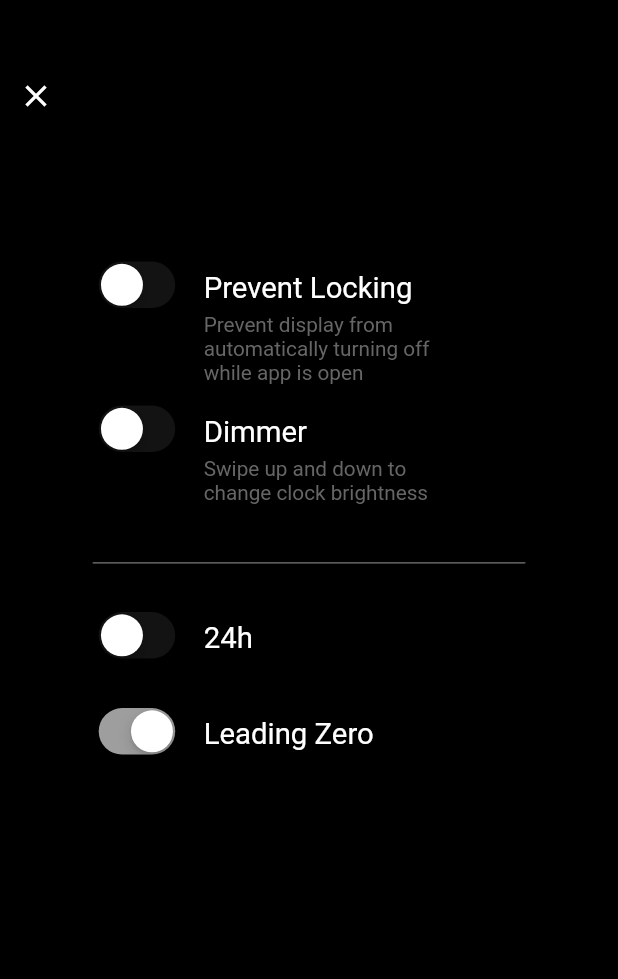
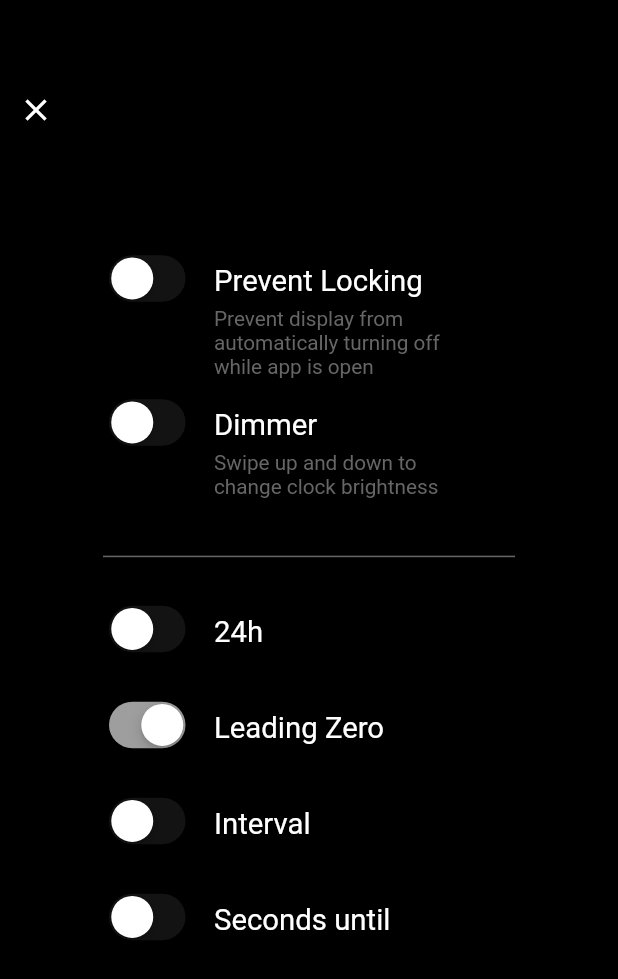
Before and after one commit to IshikaLunagariya/ishika-lunagariya, a Flutter app: the SettingScreen screen opened by its route, on a phone screen of 412 x 824 dp. Shown: the top 979 px of the screen. Run offline on Flutter 3.47's test engine with Material 2 defaults, Android fonts, the light colour scheme and no system bars; our stand-ins replace get, shared_preferences, wakelock; missing offline and left inert: screen_brightness; accounts and stored records are empty.

Commit message:
- setting screen Ui issue fix

```diff
--- a/lib/modules/home_screen/presentation/home_screen.dart
+++ b/lib/modules/home_screen/presentation/home_screen.dart
@@ -121,7 +121,7 @@ class HomeScreen extends StatelessWidget {
                               overlays: SystemUiOverlay.values);
                         },
                         onPanEnd: (val) {
-                          Future.delayed(Duration(seconds: 2)).then((value) {
+                          Future.delayed(const Duration(seconds: 2)).then((value) {
                             homeController.isVisible.value = false;
                           });
                           // Timer.periodic(const Duration(seconds: 2), (Timer t) {
--- a/lib/modules/setting_screen/controller/setting_controller.dart
+++ b/lib/modules/setting_screen/controller/setting_controller.dart
@@ -1,4 +1,5 @@
 import 'package:clock_simple/utils/preferences.dart';
+import 'package:flutter/cupertino.dart';
 import 'package:get/get.dart';
 
 class SettingController extends GetxController {
@@ -7,6 +8,10 @@ class SettingController extends GetxController {
   RxBool dimmer = false.obs;
   RxBool hourFormat = false.obs;
   RxBool leadingZero = true.obs;
+  RxBool intervalSwitch = false.obs;
+  RxBool secondsUntil = false.obs;
+  TextEditingController minutesController = TextEditingController();
+  TextEditingController secondController = TextEditingController();
 
   @override
   void onInit() {
@@ -14,6 +19,8 @@ class SettingController extends GetxController {
     dimmer.value = Preferences.instance.prefs?.getBool("dimmer") ?? false;
     hourFormat.value = Preferences.instance.prefs?.getBool("hourFormat") ?? false;
     leadingZero.value = Preferences.instance.prefs?.getBool("leadingZero") ?? true;
+    intervalSwitch.value = Preferences.instance.prefs?.getBool("intervalSwitch") ?? false;
+    secondsUntil.value = Preferences.instance.prefs?.getBool("secondsUntil") ?? false;
     super.onInit();
   }
 }
--- a/lib/modules/setting_screen/presentation/setting_screen.dart
+++ b/lib/modules/setting_screen/presentation/setting_screen.dart
@@ -3,6 +3,7 @@ import 'package:clock_simple/utils/app_color.dart';
 import 'package:clock_simple/utils/preferences.dart';
 import 'package:clock_simple/utils/size_utils.dart';
 import 'package:clock_simple/utils/string_utils.dart';
+import 'package:clock_simple/widget/app_text.dart';
 import 'package:flutter/material.dart';
 import 'package:get/get.dart';
 
@@ -13,15 +14,17 @@ import '../../../widget/custom_switch.dart';
 class SettingScreen extends StatelessWidget {
   SettingScreen({Key? key}) : super(key: key);
 
-  SettingController settingController = Get.find();
+  final SettingController settingController = Get.find();
 
   @override
   Widget build(BuildContext context) {
     return Scaffold(
       body: Padding(
-        padding: const EdgeInsets.symmetric(vertical: 40),
+        padding: EdgeInsets.symmetric(vertical: SizeUtils.verticalBlockSize * 6),
         child: Obx(() {
-          return Stack(
+          return SingleChildScrollView(
+            physics: const BouncingScrollPhysics(),
+            child: Stack(
               children: [
                 GestureDetector(
                   behavior: HitTestBehavior.opaque,
@@ -43,14 +46,16 @@ class SettingScreen extends StatelessWidget {
                       },
                       icon: Icon(Icons.close, color: AppColor.whiteColor),
                     ),
-                  Center(
-                    child: Padding(
-                      padding: EdgeInsets.symmetric(
-                          horizontal: SizeUtils.horizontalBlockSize * 15, vertical: SizeUtils.verticalBlockSize * 10),
+                    Padding(
+                      padding: EdgeInsets.symmetric(horizontal: Get.width / 6, vertical: Get.height / 12),
                       child: Column(
                         children: [
                           CustomSwitchWidget(
-                            title: AppString.preventLocking,
+                            title: AppText(
+                              text: AppString.preventLocking,
+                              color: AppColor.whiteColor,
+                              fontSize: SizeUtils.fSize_17(),
+                            ),
                             subTitle: AppString.preventLockingDes,
                             onChange: (value) async {
                               settingController.preventLocking.value = value;
@@ -60,7 +65,11 @@ class SettingScreen extends StatelessWidget {
                             value: settingController.preventLocking.value,
                           ),
                           CustomSwitchWidget(
-                            title: AppString.dimmer,
+                            title: AppText(
+                              text: AppString.dimmer,
+                              color: AppColor.whiteColor,
+                              fontSize: SizeUtils.fSize_17(),
+                            ),
                             subTitle: AppString.dimmerDes,
                             onChange: (value) async {
                               settingController.dimmer.value = value;
@@ -74,7 +83,11 @@ class SettingScreen extends StatelessWidget {
                             thickness: 1,
                           ),
                           CustomSwitchWidget(
-                            title: AppString.hourFormate,
+                            title: AppText(
+                              text: AppString.hourFormate,
+                              color: AppColor.whiteColor,
+                              fontSize: SizeUtils.fSize_17(),
+                            ),
                             onChange: (value) async {
                               settingController.hourFormat.value = value;
                               await Preferences.instance.prefs
@@ -83,7 +96,11 @@ class SettingScreen extends StatelessWidget {
                             value: settingController.hourFormat.value,
                           ),
                           CustomSwitchWidget(
-                            title: AppString.leadingZero,
+                            title: AppText(
+                              text: AppString.leadingZero,
+                              color: AppColor.whiteColor,
+                              fontSize: SizeUtils.fSize_17(),
+                            ),
                             onChange: (value) async {
                               settingController.leadingZero.value = value;
                               await Preferences.instance.prefs
@@ -91,16 +108,49 @@ class SettingScreen extends StatelessWidget {
                             },
                             value: settingController.leadingZero.value,
                           ),
+                          CustomSwitchWidget(
+                            title: AppText(
+                              text: AppString.interval,
+                              color: AppColor.whiteColor,
+                              fontSize: SizeUtils.fSize_17(),
+                            ),
+                            onChange: (value) async {
+                              settingController.intervalSwitch.value = value;
+                              await Preferences.instance.prefs
+                                  ?.setBool("intervalSwitch", settingController.intervalSwitch.value);
+                            },
+                            value: settingController.intervalSwitch.value,
+                          ),
+                          CustomSwitchWidget(
+                            title: AppText(
+                              text: AppString.secondsUntil,
+                              color: AppColor.whiteColor,
+                              fontSize: SizeUtils.fSize_17(),
+                            ),
+                            onChange: (value) async {
+                              settingController.secondsUntil.value = value;
+                              await Preferences.instance.prefs
+                                  ?.setBool("secondsUntil", settingController.secondsUntil.value);
+                            },
+                            value: settingController.secondsUntil.value,
+                          ),
                         ],
-                      ),
                       ),
                     ),
                   ],
                 ),
               ],
+            ),
           );
         }),
       ),
     );
   }
+
+  Widget customTextField({required TextEditingController controller}) {
+    return TextFormField(
+      controller: controller,
+      decoration: InputDecoration(),
+    );
   }
+}
--- a/lib/utils/string_utils.dart
+++ b/lib/utils/string_utils.dart
@@ -6,4 +6,6 @@ class AppString {
   static String dimmerDes = "Swipe up and down to\nchange clock brightness";
   static String hourFormate = "24h";
   static String leadingZero = "Leading Zero";
+  static String interval = "Interval";
+  static String secondsUntil = "Seconds until";
 }
--- a/lib/widget/custom_switch.dart
+++ b/lib/widget/custom_switch.dart
@@ -11,7 +11,7 @@ class CustomSwitchWidget extends StatelessWidget {
 
   final bool value;
   final Function(bool)? onChange;
-  final String title;
+  final Widget title;
   final String? subTitle;
 
   @override
@@ -30,11 +30,12 @@ class CustomSwitchWidget extends StatelessWidget {
           child: Column(
             crossAxisAlignment: CrossAxisAlignment.start,
             children: [
-              AppText(
-                text: title,
-                color: AppColor.whiteColor,
-                fontSize: SizeUtils.fSize_17(),
-              ),
+              title,
+              // AppText(
+              //   text: title,
+              //   color: AppColor.whiteColor,
+              //   fontSize: SizeUtils.fSize_17(),
+              // ),
               Padding(
                 padding: const EdgeInsets.only(top: 5),
                 child: AppText(
```
Lines whose indentation alone changed are shown as unchanged.
